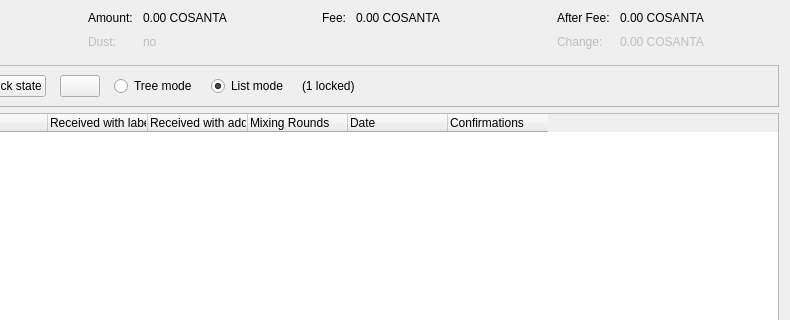
Old version of the form src/qt/forms/coincontroldialog.ui in the repository cosanta/cosanta-core; both pictures show x 164 to 954 and y 0 to 320 of the 954 by 500 pixel window.
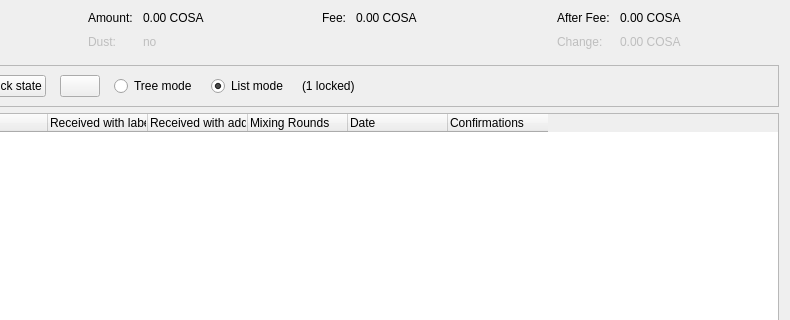
New version of the form. Custom widgets are drawn as their Qt base class.

Commit message: chore: clean up remaining Cosanta rebrand artifacts

The edit to the form file:
```diff
--- a/src/qt/forms/coincontroldialog.ui
+++ b/src/qt/forms/coincontroldialog.ui
@@ -114,7 +114,7 @@
           <enum>Qt::ActionsContextMenu</enum>
          </property>
          <property name="text">
-          <string notr="true">0.00 COSANTA</string>
+          <string notr="true">0.00 COSA</string>
          </property>
          <property name="textInteractionFlags">
           <set>Qt::LinksAccessibleByMouse|Qt::TextSelectableByKeyboard|Qt::TextSelectableByMouse</set>
@@ -182,7 +182,7 @@
           <enum>Qt::ActionsContextMenu</enum>
          </property>
          <property name="text">
-          <string notr="true">0.00 COSANTA</string>
+          <string notr="true">0.00 COSA</string>
          </property>
          <property name="textInteractionFlags">
           <set>Qt::LinksAccessibleByMouse|Qt::TextSelectableByKeyboard|Qt::TextSelectableByMouse</set>
@@ -221,7 +221,7 @@
           <enum>Qt::ActionsContextMenu</enum>
          </property>
          <property name="text">
-          <string notr="true">0.00 COSANTA</string>
+          <string notr="true">0.00 COSA</string>
          </property>
          <property name="textInteractionFlags">
           <set>Qt::LinksAccessibleByMouse|Qt::TextSelectableByKeyboard|Qt::TextSelectableByMouse</set>
@@ -250,7 +250,7 @@
           <enum>Qt::ActionsContextMenu</enum>
          </property>
          <property name="text">
-          <string notr="true">0.00 COSANTA</string>
+          <string notr="true">0.00 COSA</string>
          </property>
          <property name="textInteractionFlags">
           <set>Qt::LinksAccessibleByMouse|Qt::TextSelectableByKeyboard|Qt::TextSelectableByMouse</set>
```
The commit also changes 206 other files.
